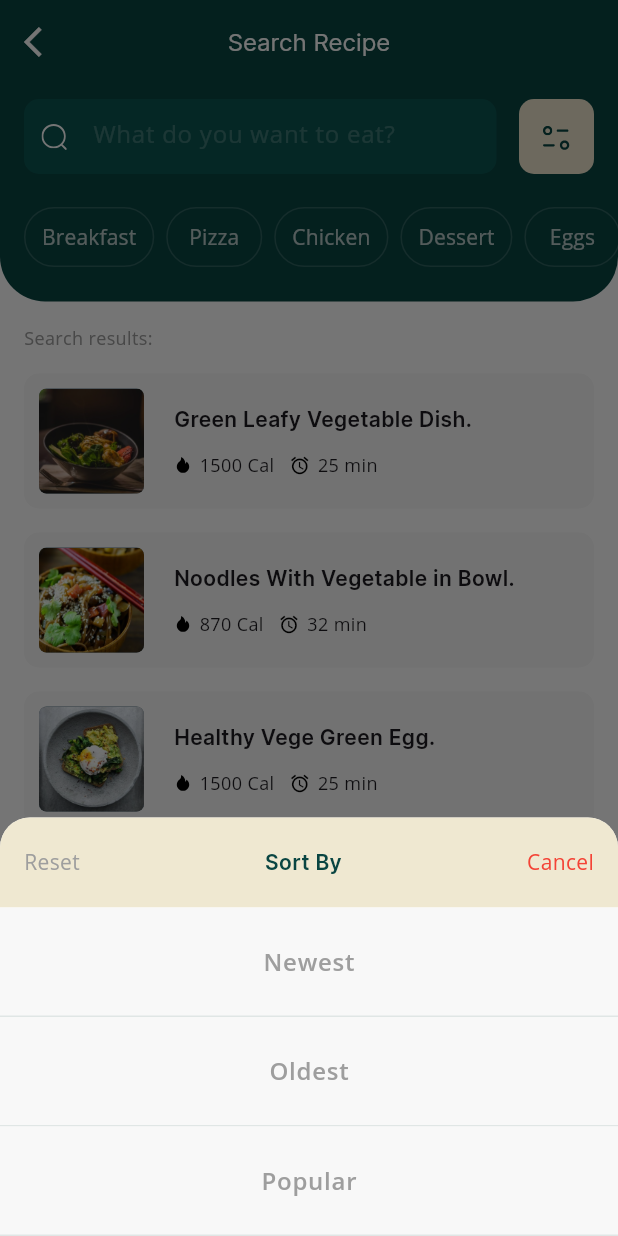
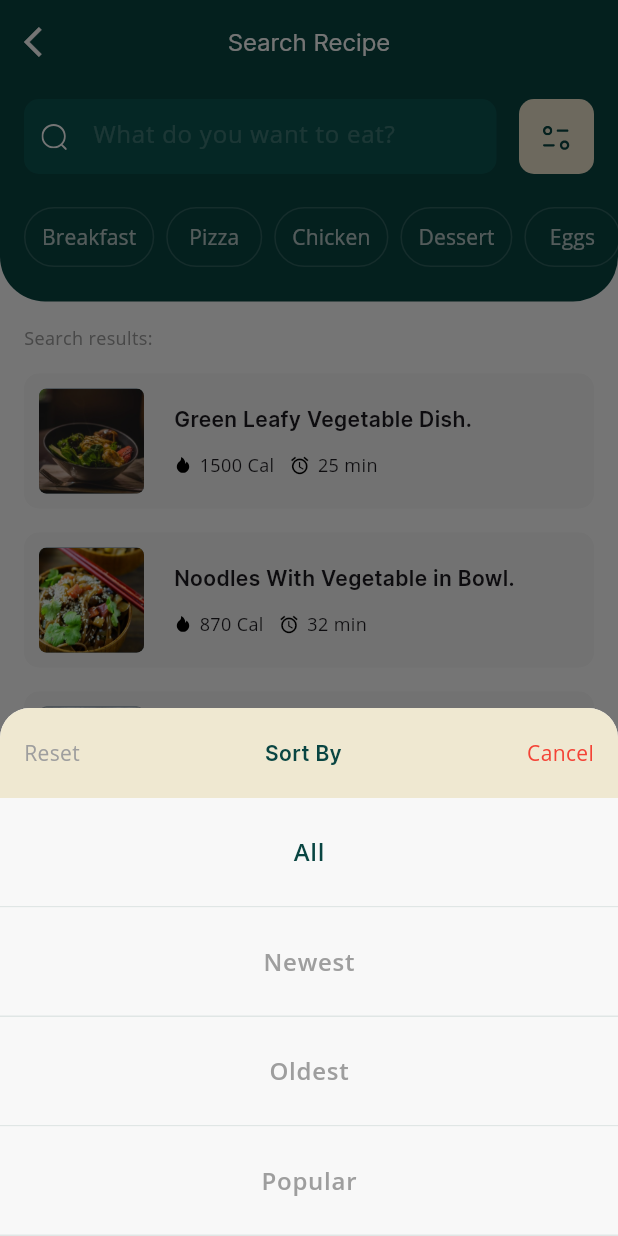
Before and after one commit to dcaayushd/CODSOFT-Recipe-App, a Flutter app: the SearchScreen screen opened directly, on a phone screen of 412 x 824 dp. Run offline on Flutter 3.47's test engine with Material 3 defaults, Android fonts, the phone set to English and light mode, and no system bars; our stand-ins replace flutter_svg, shared_preferences; accounts and stored records are empty.

Commit message:
Bookmarks Filter Functinality Improved

```diff
--- a/lib/models/core/recipe.dart
+++ b/lib/models/core/recipe.dart
@@ -9,6 +9,7 @@ class Recipe {
   List<Review> reviews;
   final DateTime createdAt;
   List<String> categories;
+  DateTime? bookmarkedDate;
 
   Recipe({
     required this.title,
@@ -21,6 +22,7 @@ class Recipe {
     required this.reviews,
     required this.createdAt,
     required this.categories,
+    this.bookmarkedDate,
   });
 
   factory Recipe.fromJson(Map<String, dynamic> json) {
@@ -48,6 +50,9 @@ class Recipe {
               ?.map((e) => e as String)
               .toList() ??
           [],
+      bookmarkedDate: json['bookmarkedDate'] != null
+          ? DateTime.parse(json['bookmarkedDate'] as String)
+          : null,
     );
   }
 
@@ -63,6 +68,7 @@ class Recipe {
       'reviews': reviews.map((r) => r.toMap()).toList(),
       'createdAt': createdAt.toIso8601String(),
       'categories': categories,
+      'bookmarkedDate': bookmarkedDate?.toIso8601String(),
     };
   }
 }
--- a/lib/views/widgets/modals/search_filter_modal.dart
+++ b/lib/views/widgets/modals/search_filter_modal.dart
@@ -1,3 +1,4 @@
+
 import 'package:flutter/material.dart';
 import 'package:recipo/views/utils/AppColor.dart';
 
@@ -5,14 +6,13 @@ class SearchFilterModal extends StatefulWidget {
   final String initialSortBy;
   final Function(String) onSortByChanged;
 
-  SearchFilterModal(
-      {required this.initialSortBy, required this.onSortByChanged});
+  const SearchFilterModal({super.key, required this.initialSortBy, required this.onSortByChanged});
 
   @override
-  _SearchFilterModalState createState() => _SearchFilterModalState();
+  SearchFilterModalState createState() => SearchFilterModalState();
 }
 
-class _SearchFilterModalState extends State<SearchFilterModal> {
+class SearchFilterModalState extends State<SearchFilterModal> {
   late String selectedSortBy;
 
   @override
@@ -30,9 +30,8 @@ class _SearchFilterModalState extends State<SearchFilterModal> {
           width: MediaQuery.of(context).size.width,
           height: 60,
           decoration: BoxDecoration(
-            borderRadius: BorderRadius.only(
+            borderRadius: const BorderRadius.only(
                 topLeft: Radius.circular(20), topRight: Radius.circular(20)),
-            // color: AppColor.whiteSoft,
             color: AppColor.secondary.withOpacity(.9),
           ),
           child: Row(
@@ -50,8 +49,8 @@ class _SearchFilterModalState extends State<SearchFilterModal> {
                   height: 60,
                   color: Colors.transparent,
                   alignment: Alignment.center,
-                  padding: EdgeInsets.symmetric(horizontal: 16),
-                  child: Text(
+                  padding: const EdgeInsets.symmetric(horizontal: 16),
+                  child: const Text(
                     'Reset',
                     style: TextStyle(
                       color: Colors.grey,
@@ -76,11 +75,10 @@ class _SearchFilterModalState extends State<SearchFilterModal> {
                   height: 60,
                   color: Colors.transparent,
                   alignment: Alignment.center,
-                  padding: EdgeInsets.symmetric(horizontal: 16),
-                  child: Text(
+                  padding: const EdgeInsets.symmetric(horizontal: 16),
+                  child: const Text(
                     'Cancel',
                     style: TextStyle(
-                      // color: Colors.red,
                       color: Colors.red,
                     ),
                   ),
@@ -90,6 +88,7 @@ class _SearchFilterModalState extends State<SearchFilterModal> {
           ),
         ),
         // Sort By Options
+        buildSortOption('All'),
         buildSortOption('Newest'),
         buildSortOption('Oldest'),
         buildSortOption('Popular'),
@@ -100,11 +99,9 @@ class _SearchFilterModalState extends State<SearchFilterModal> {
   Widget buildSortOption(String sortBy) {
     return Container(
       decoration: BoxDecoration(
-        // color: AppColor.secondary.withOpacity(.9),
         color: AppColor.whiteSoft,
         border: Border(
           bottom: BorderSide(
-            // color: AppColor.primaryExtraSoft,
             color: AppColor.primary.withOpacity(.1),
           ),
         ),
@@ -119,18 +116,18 @@ class _SearchFilterModalState extends State<SearchFilterModal> {
               selectedSortBy = sortBy;
             });
             widget.onSortByChanged(selectedSortBy);
+            Navigator.of(context).pop();
           },
           title: Center(
             child: Text(
               sortBy,
               style: TextStyle(
                 fontWeight: FontWeight.w600,
-                color:
-                    selectedSortBy == sortBy ? AppColor.primary : Colors.grey,
+                color: selectedSortBy == sortBy ? AppColor.primary : Colors.grey,
               ),
             ),
           ),
-          contentPadding: EdgeInsets.symmetric(vertical: 8, horizontal: 16),
+          contentPadding: const EdgeInsets.symmetric(vertical: 8, horizontal: 16),
         ),
       ),
     );
```
Also changed, not shown: lib/services/bookmark_service.dart (+27 -20 lines), lib/views/screens/bookmarks_screen.dart (+26 -22 lines).
